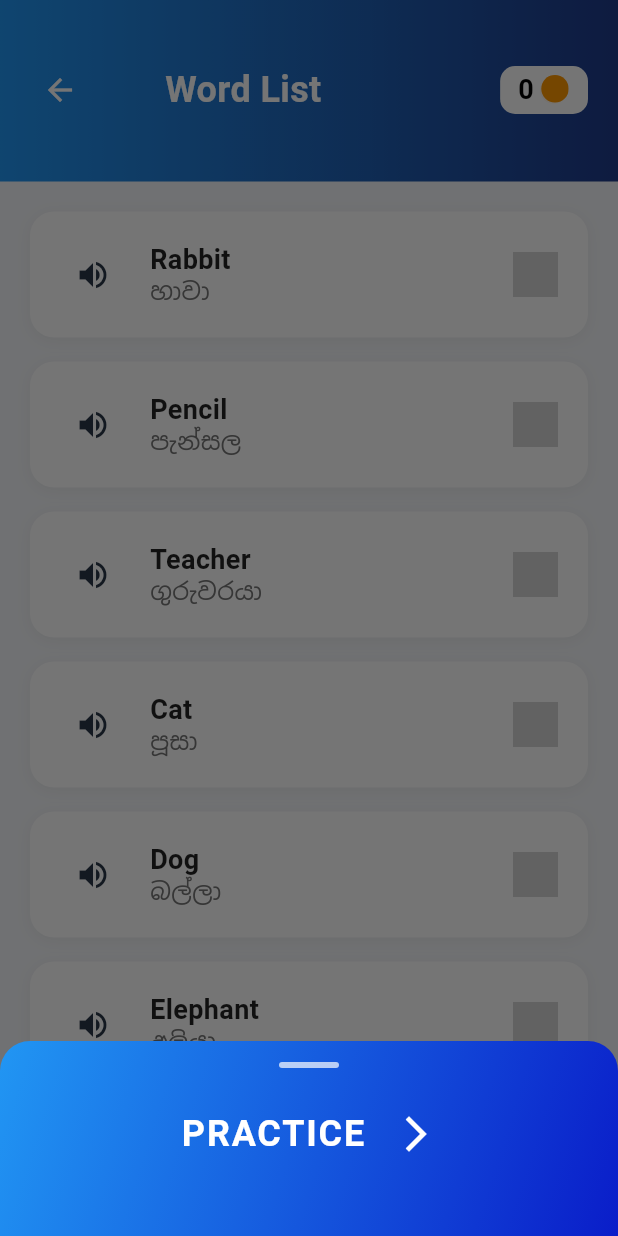
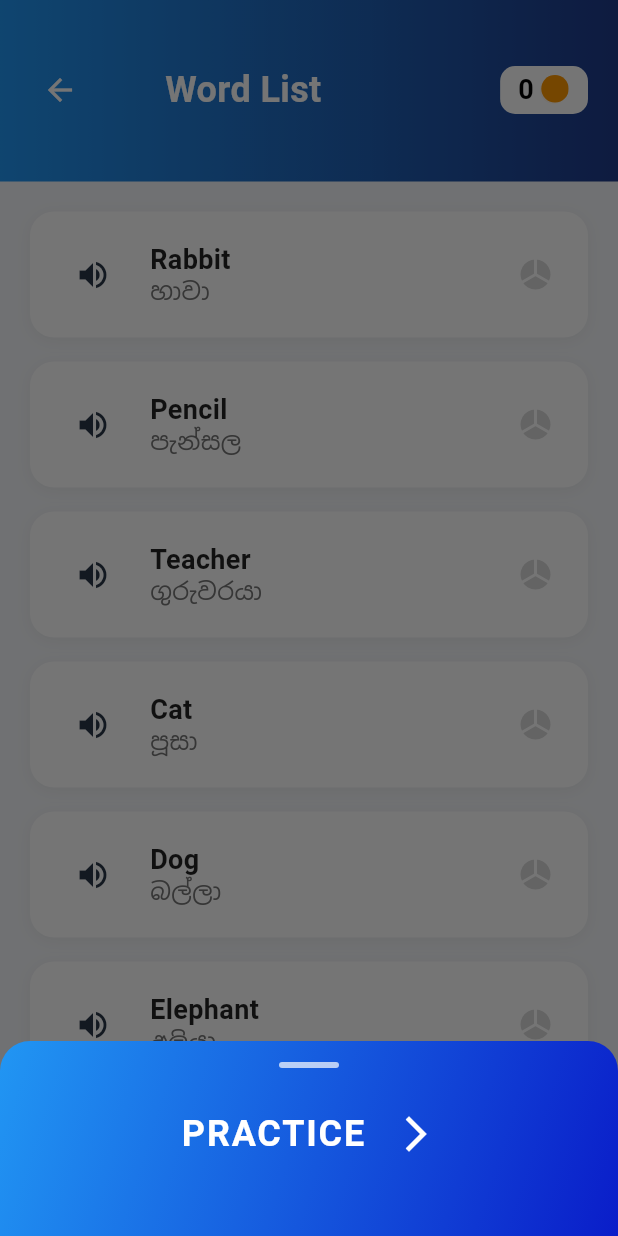
Before and after one commit to Himashirathnayake1/English-game-app, a Flutter app: the screen it shows after launch, after a tap on "Rabbit", on a phone screen of 412 x 824 dp. Run offline on Flutter 3.47's test engine with Material 3 defaults, Android fonts, the light colour scheme and no system bars; our stand-ins replace flip_card, flutter_svg, flutter_tts; Roboto replaces fonts that are missing (Poppins).

Commit message:
show icons for see the progree of tasks

```diff
--- a/lib/screens/single_word_game/word_list_screen.dart
+++ b/lib/screens/single_word_game/word_list_screen.dart
@@ -236,7 +236,7 @@ class _WordListScreenState extends State<WordListScreen> {
         width: 30,
         height: 30,
         child: SvgPicture.asset(
-          'assets/icons/no_tasks_complete.svg',
+          'assets/icons/fail.svg',
           width: 30,
           height: 30,
         ),
```
Also changed, not shown: assets/icons/1_task_complete.svg (added), assets/icons/2_tasks_complete.svg (added), assets/icons/failed_task.svg (added), assets/icons/no_tasks_complete.svg (added).
